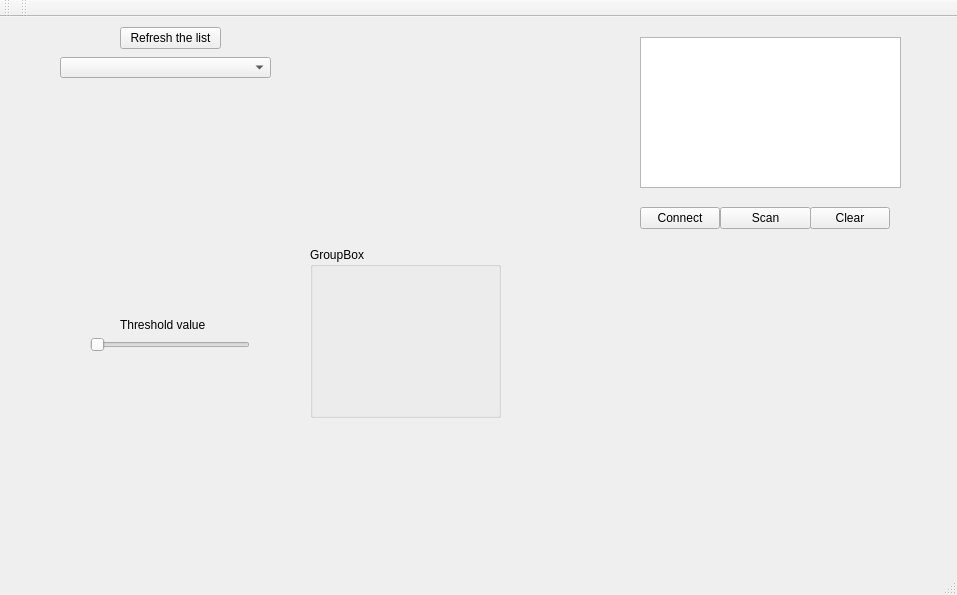
Qt form Application/mainwindow.ui (wiici/Apple-Grading-System) before a commit.
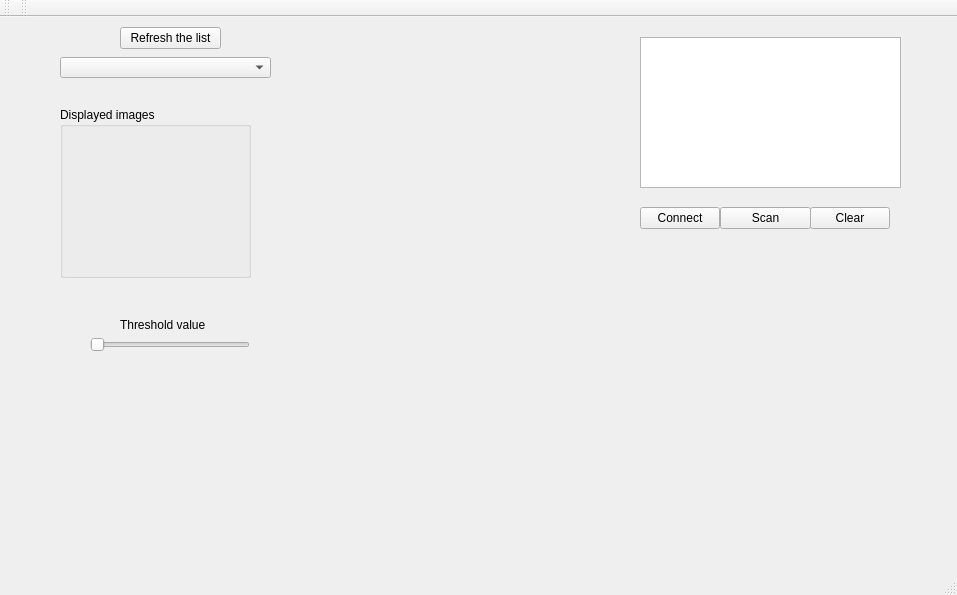
The same form after that commit.

```diff
--- a/Application/mainwindow.ui
+++ b/Application/mainwindow.ui
@@ -161,14 +161,14 @@
    <widget class="QGroupBox" name="groupBox">
     <property name="geometry">
      <rect>
-      <x>310</x>
-      <y>230</y>
+      <x>60</x>
+      <y>90</y>
       <width>191</width>
       <height>171</height>
      </rect>
     </property>
     <property name="title">
-     <string>GroupBox</string>
+     <string>Displayed images</string>
     </property>
     <property name="alignment">
      <set>Qt::AlignLeading|Qt::AlignLeft|Qt::AlignTop</set>
```
